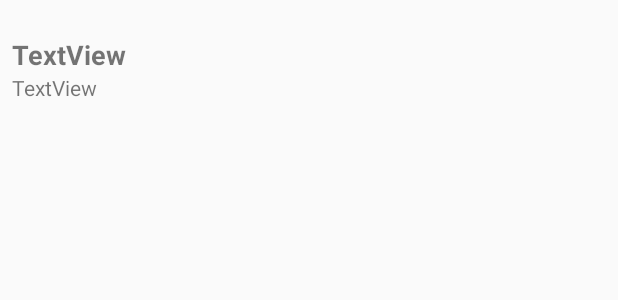
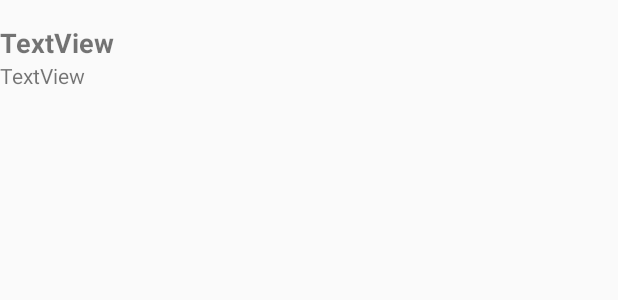
Before and after one commit to BKertesz/Project2, an Android app: the layout task_item.xml on its own in the app's theme, with its tools: preview values and no code run, on a phone screen of 412 x 824 dp. Shown: the top 300 px of the screen. Run offline under Robolectric (Android 15) with nearby library versions, the phone set to English and light mode, and no system bars.

```diff
--- a/mobile/src/main/java/com/codeclan/balazskertesz/project2/MyRecyclerAdapter.java
+++ b/mobile/src/main/java/com/codeclan/balazskertesz/project2/MyRecyclerAdapter.java
@@ -28,7 +28,7 @@ public class MyRecyclerAdapter extends RecyclerView.Adapter<ListViewHolder> {
         View taskView = inflater.inflate(R.layout.task_item, parent, false);
 
         // Return a new holder instance
-        ListViewHolder viewHolder = new ListViewHolder(taskView);
+        ListViewHolder viewHolder = new ListViewHolder(context,taskView);
         return viewHolder;
     }
 
--- a/mobile/src/main/res/layout/task_item.xml
+++ b/mobile/src/main/res/layout/task_item.xml
@@ -1,21 +1,14 @@
 <?xml version="1.0" encoding="utf-8"?>
-<android.support.constraint.ConstraintLayout
-    xmlns:android="http://schemas.android.com/apk/res/android"
+
+<LinearLayout xmlns:android="http://schemas.android.com/apk/res/android"
     xmlns:app="http://schemas.android.com/apk/res-auto"
     xmlns:tools="http://schemas.android.com/tools"
+    android:id="@+id/itemBackgroundId"
     android:layout_width="match_parent"
-    android:layout_height="match_parent">
-
-    <LinearLayout
-        android:id="@+id/itemBackgroundId"
-        android:layout_width="223dp"
-        android:layout_height="73dp"
-        android:layout_marginLeft="8dp"
-        android:layout_marginStart="8dp"
-        android:layout_marginTop="8dp"
+    android:layout_height="wrap_content"
     android:orientation="vertical"
-        app:layout_constraintStart_toStartOf="parent"
-        app:layout_constraintTop_toTopOf="parent">
+    tools:layout_editor_absoluteX="8dp"
+    tools:layout_editor_absoluteY="8dp">
 
     <TextView
         android:id="@+id/taskNameId"
@@ -37,5 +30,3 @@
         tools:layout_editor_absoluteX="16dp"
         tools:layout_editor_absoluteY="43dp" />
 </LinearLayout>
-
-</android.support.constraint.ConstraintLayout>
```
Also changed, not shown: mobile/src/main/java/com/codeclan/balazskertesz/project2/ListViewHolder.java (+24 -2 lines), mobile/src/main/java/com/codeclan/balazskertesz/project2/MainActivity.java (+12 -1 lines). Lines whose indentation alone changed are shown as unchanged.
